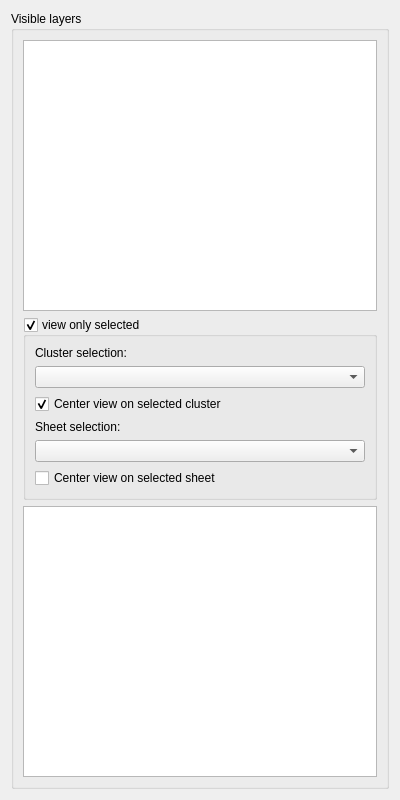
Qt form scripts/sheeterator.ui (Ylannl/skel3d) before a commit.
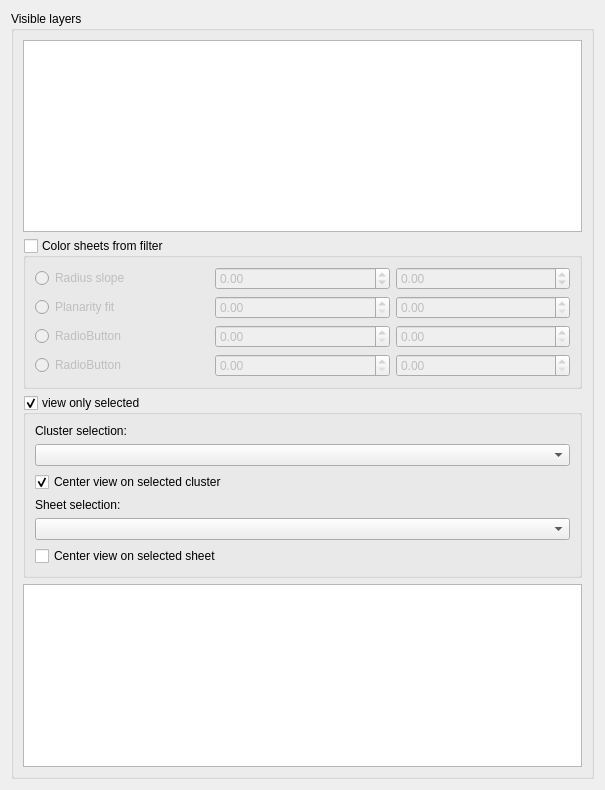
The same form after that commit. Custom widgets are drawn as their Qt base class.

Commit message: working on sheet validation/visualisation

The edit to the form file:
```diff
--- a/scripts/sheeterator.ui
+++ b/scripts/sheeterator.ui
@@ -9,8 +9,8 @@
    <rect>
     <x>0</x>
     <y>0</y>
-    <width>400</width>
-    <height>800</height>
+    <width>605</width>
+    <height>790</height>
    </rect>
   </property>
   <property name="minimumSize">
@@ -28,8 +28,134 @@
      <property name="title">
       <string>Visible layers</string>
      </property>
-     <layout class="QGridLayout" name="gridLayout">
-      <item row="1" column="0">
+     <layout class="QVBoxLayout" name="verticalLayout">
+      <item>
+       <widget class="QTreeWidget" name="treeWidget_layers">
+        <property name="sizePolicy">
+         <sizepolicy hsizetype="Expanding" vsizetype="MinimumExpanding">
+          <horstretch>0</horstretch>
+          <verstretch>0</verstretch>
+         </sizepolicy>
+        </property>
+        <property name="selectionMode">
+         <enum>QAbstractItemView::MultiSelection</enum>
+        </property>
+        <property name="headerHidden">
+         <bool>true</bool>
+        </property>
+        <property name="expandsOnDoubleClick">
+         <bool>false</bool>
+        </property>
+        <column>
+         <property name="text">
+          <string>Layer</string>
+         </property>
+        </column>
+       </widget>
+      </item>
+      <item>
+       <widget class="QGroupBox" name="groupBox_sheettester">
+        <property name="enabled">
+         <bool>true</bool>
+        </property>
+        <property name="sizePolicy">
+         <sizepolicy hsizetype="Preferred" vsizetype="Minimum">
+          <horstretch>0</horstretch>
+          <verstretch>0</verstretch>
+         </sizepolicy>
+        </property>
+        <property name="title">
+         <string>Color sheets from filter</string>
+        </property>
+        <property name="checkable">
+         <bool>true</bool>
+        </property>
+        <property name="checked">
+         <bool>false</bool>
+        </property>
+        <layout class="QGridLayout" name="gridLayout">
+         <item row="4" column="0">
+          <widget class="QRadioButton" name="radioButton_3">
+           <property name="text">
+            <string>RadioButton</string>
+           </property>
+          </widget>
+         </item>
+         <item row="2" column="0">
+          <widget class="QRadioButton" name="radioButton_sheetTester_radius">
+           <property name="text">
+            <string>Radius slope</string>
+           </property>
+          </widget>
+         </item>
+         <item row="5" column="0">
+          <widget class="QRadioButton" name="radioButton_4">
+           <property name="text">
+            <string>RadioButton</string>
+           </property>
+          </widget>
+         </item>
+         <item row="2" column="2">
+          <widget class="QDoubleSpinBox" name="doubleSpinBox_sheetTester_radius_max">
+           <property name="minimum">
+            <double>-10.000000000000000</double>
+           </property>
+           <property name="maximum">
+            <double>10.000000000000000</double>
+           </property>
+           <property name="singleStep">
+            <double>0.100000000000000</double>
+           </property>
+          </widget>
+         </item>
+         <item row="3" column="0">
+          <widget class="QRadioButton" name="radioButton_sheetTester_planfit">
+           <property name="sizePolicy">
+            <sizepolicy hsizetype="Preferred" vsizetype="Fixed">
+             <horstretch>0</horstretch>
+             <verstretch>0</verstretch>
+            </sizepolicy>
+           </property>
+           <property name="text">
+            <string>Planarity fit</string>
+           </property>
+          </widget>
+         </item>
+         <item row="2" column="1">
+          <widget class="QDoubleSpinBox" name="doubleSpinBox_sheetTester_radius_min">
+           <property name="minimum">
+            <double>-10.000000000000000</double>
+           </property>
+           <property name="maximum">
+            <double>10.000000000000000</double>
+           </property>
+           <property name="singleStep">
+            <double>0.100000000000000</double>
+           </property>
+          </widget>
+         </item>
+         <item row="3" column="1">
+          <widget class="QDoubleSpinBox" name="doubleSpinBox_3"/>
+         </item>
+         <item row="3" column="2">
+          <widget class="QDoubleSpinBox" name="doubleSpinBox_4"/>
+         </item>
+         <item row="4" column="1">
+          <widget class="QDoubleSpinBox" name="doubleSpinBox_5"/>
+         </item>
+         <item row="4" column="2">
+          <widget class="QDoubleSpinBox" name="doubleSpinBox_6"/>
+         </item>
+         <item row="5" column="1">
+          <widget class="QDoubleSpinBox" name="doubleSpinBox_7"/>
+         </item>
+         <item row="5" column="2">
+          <widget class="QDoubleSpinBox" name="doubleSpinBox_8"/>
+         </item>
+        </layout>
+       </widget>
+      </item>
+      <item>
        <widget class="QGroupBox" name="groupBox_cluster">
         <property name="sizePolicy">
          <sizepolicy hsizetype="Preferred" vsizetype="Fixed">
@@ -122,31 +248,7 @@
         </layout>
        </widget>
       </item>
-      <item row="0" column="0">
-       <widget class="QTreeWidget" name="treeWidget_layers">
-        <property name="sizePolicy">
-         <sizepolicy hsizetype="Expanding" vsizetype="MinimumExpanding">
-          <horstretch>0</horstretch>
-          <verstretch>0</verstretch>
-         </sizepolicy>
-        </property>
-        <property name="selectionMode">
-         <enum>QAbstractItemView::MultiSelection</enum>
-        </property>
-        <property name="headerHidden">
-         <bool>true</bool>
-        </property>
-        <property name="expandsOnDoubleClick">
-         <bool>false</bool>
-        </property>
-        <column>
-         <property name="text">
-          <string>Layer</string>
-         </property>
-        </column>
-       </widget>
-      </item>
-      <item row="2" column="0">
+      <item>
        <widget class="PlotWidget" name="graphicsView_plotWidget">
         <property name="frameShape">
          <enum>QFrame::StyledPanel</enum>
```
The commit also changes 1 other file.
